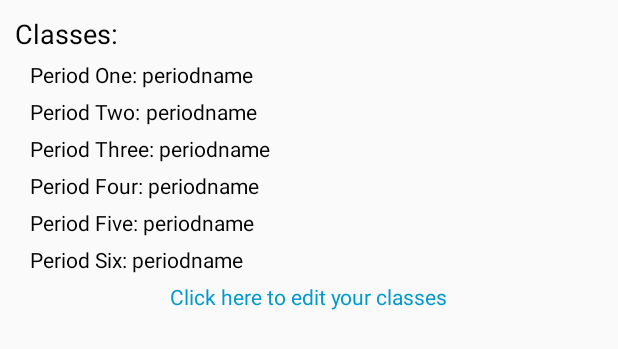
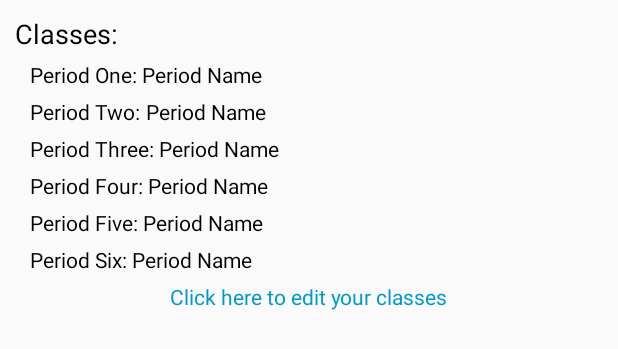
Before and after one commit to WillyWoosley/SchoolUtility, an Android app: the layout activity_setting.xml on its own in the app's theme, with its tools: preview values and no code run, on a phone screen of 412 x 824 dp. Shown: the top 349 px of the screen. Run offline under Robolectric (Android 15) with nearby library versions, the phone set to English and light mode, and no system bars.

Commit message:
Working class creation and enrollment, enrollment still does nothing

```diff
--- a/app/src/main/java/com/pacificcollegiate/dialogs/DialogAssignHomework.java
+++ b/app/src/main/java/com/pacificcollegiate/dialogs/DialogAssignHomework.java
@@ -21,9 +21,11 @@ import com.google.firebase.database.FirebaseDatabase;
 
 public class DialogAssignHomework extends DialogFragment {
 
+    //Member Variables//
     private FirebaseDatabase mFirebaseDatabase;
     private DatabaseReference mHomeworkDatabaseReference;
     private String mClassName;
+    ////////////////////
 
     static DialogAssignHomework newInstance(String className) {
         //TODO: Make this so that it will reject the attempted creation if one of the description fields is left blank
--- a/app/src/main/res/layout/activity_setting.xml
+++ b/app/src/main/res/layout/activity_setting.xml
@@ -83,13 +83,15 @@ tools:context="com.gamecodeschool.schoolutility.SettingActivity"
 
     <TextView
         android:id="@+id/settingsPeriodOne"
-        android:layout_toRightOf="@id/TextView2"
-        android:layout_alignBaseline="@id/TextView2"
         android:textSize="14sp"
         android:textColor="@android:color/black"
         android:layout_width="wrap_content"
         android:layout_height="wrap_content"
-        android:text="periodname"/>
+        android:text="Period Name"
+        android:layout_alignBaseline="@+id/TextView2"
+        android:layout_alignBottom="@+id/TextView2"
+        android:layout_toRightOf="@+id/TextView2"
+        android:layout_toEndOf="@+id/TextView2" />
 
     <TextView
         android:id="@+id/settingsPeriodTwo"
@@ -99,7 +101,7 @@ tools:context="com.gamecodeschool.schoolutility.SettingActivity"
         android:textColor="@android:color/black"
         android:layout_width="wrap_content"
         android:layout_height="wrap_content"
-        android:text="periodname"/>
+        android:text="Period Name"/>
 
     <TextView
         android:id="@+id/settingsPeriodThree"
@@ -109,7 +111,7 @@ tools:context="com.gamecodeschool.schoolutility.SettingActivity"
         android:textColor="@android:color/black"
         android:layout_width="wrap_content"
         android:layout_height="wrap_content"
-        android:text="periodname"/>
+        android:text="Period Name"/>
 
     <TextView
         android:id="@+id/settingsPeriodFour"
@@ -119,7 +121,7 @@ tools:context="com.gamecodeschool.schoolutility.SettingActivity"
         android:textColor="@android:color/black"
         android:layout_width="wrap_content"
         android:layout_height="wrap_content"
-        android:text="periodname"/>
+        android:text="Period Name"/>
 
     <TextView
         android:id="@+id/settingsPeriodFive"
@@ -129,7 +131,7 @@ tools:context="com.gamecodeschool.schoolutility.SettingActivity"
         android:textColor="@android:color/black"
         android:layout_width="wrap_content"
         android:layout_height="wrap_content"
-        android:text="periodname"/>
+        android:text="Period Name"/>
 
     <TextView
         android:id="@+id/settingsPeriodSix"
@@ -139,9 +141,10 @@ tools:context="com.gamecodeschool.schoolutility.SettingActivity"
         android:textColor="@android:color/black"
         android:layout_width="wrap_content"
         android:layout_height="wrap_content"
-        android:text="periodname"/>
+        android:text="Period Name"/>
 
     <TextView
+        android:id="@+id/selectClasses"
         android:layout_width="wrap_content"
         android:layout_height="wrap_content"
         android:text="Click here to edit your classes"
--- a/app/src/main/res/layout/student_class_enrolled.xml
+++ b/app/src/main/res/layout/student_class_enrolled.xml
@@ -123,6 +123,7 @@
         android:layout_below="@id/sixthPeriodText"/>
 
     <Button
+        android:id="@+id/classEnrolledOk"
         android:layout_width="wrap_content"
         android:layout_height="wrap_content"
         android:text="@string/ok"
```
Also changed, not shown: app/src/main/java/com/gamecodeschool/schoolutility/SettingActivity.java (+67 -16 lines), app/src/main/java/com/pacificcollegiate/dialogs/DialogSelectClasses.java (+59 -1 lines).
